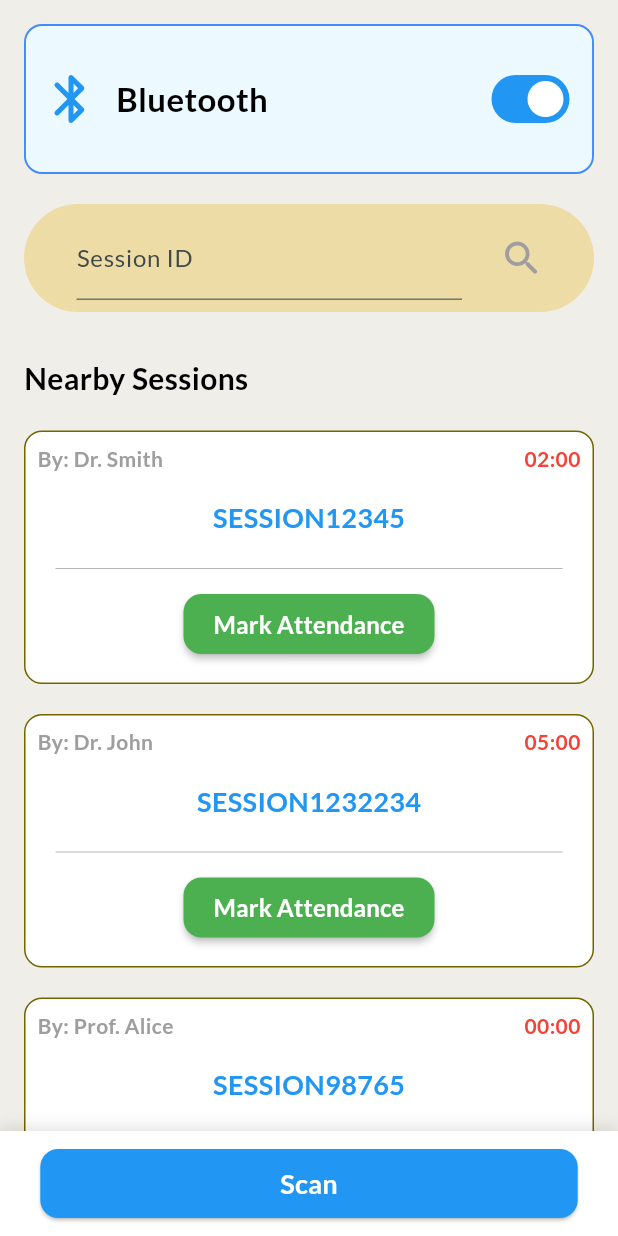
After one commit to Shunya-karan/smart-attendance-bluetooth, a Flutter app: the StudentScan screen opened directly, after a tap on the "search" icon, on a phone screen of 412 x 824 dp. The commit adds this screen. Run offline on Flutter 3.47's test engine with Material 3 defaults, Android fonts, the phone set to English and light mode, and no system bars; our stand-ins replace fl_chart, flutter_blue_plus, google_fonts, percent_indicator, permission_handler, shared_preferences; missing offline and left inert: app_settings; accounts and stored records are empty.

Commit message:
scan in progress

```diff
--- a/lib/student/student_home.dart
+++ b/lib/student/student_home.dart
@@ -6,6 +6,7 @@ import 'package:shared_preferences/shared_preferences.dart';
 import 'package:smart_attendance_bluetooth/student/student_profile.dart';
 import 'package:fl_chart/fl_chart.dart';
 import 'package:percent_indicator/percent_indicator.dart';
+import 'package:smart_attendance_bluetooth/student/student_scan.dart';
 import 'student_info.dart';
 import 'student_profile.dart';
 
@@ -45,39 +46,9 @@ class _StudentHomeState extends State<StudentHome> {
       setState(() {
         isBtOn = btOn;
       });
-
-      if (!btOn && !dialogShown) {
-        dialogShown = true;
-        _showBtDialog();
-      }
-
-      if (btOn) {
-        dialogShown = false;
-        if (Navigator.canPop(context)) {
-          Navigator.pop(context);
-        }
-      }
     });
   }
 
-  void _showBtDialog() {
-    showDialog(
-      context: context,
-      barrierDismissible: false,
-      builder: (_) => AlertDialog(
-        title: const Text("Bluetooth Required"),
-        content: const Text("Please turn ON Bluetooth to continue attendance."),
-        actions: [
-          TextButton(
-            onPressed: () {
-              AppSettings.openAppSettings(type: AppSettingsType.bluetooth);
-            },
-            child: const Text("Turn On"),
-          ),
-        ],
-      ),
-    );
-  }
 
   Future<void> _checkStudentInfo() async {
     final prefs = await SharedPreferences.getInstance();
@@ -99,9 +70,10 @@ class _StudentHomeState extends State<StudentHome> {
     }
   }
 
-  Widget buildChart(int perc, String title){
+  Widget buildChart(int perc, String title) {
     return Container(
-      height: 120, width: 100,
+      height: 120,
+      width: 100,
       color: Colors.transparent,
       child: Column(
         mainAxisAlignment: MainAxisAlignment.center,
@@ -109,14 +81,19 @@ class _StudentHomeState extends State<StudentHome> {
           CircularPercentIndicator(
             radius: 40,
             lineWidth: 10,
-              percent: perc/100,
+            percent: perc / 100,
             center: Text("$perc %"),
-              progressColor: perc >= 80 && perc <= 100? Colors.green : perc >= 75 && perc < 80 ? Colors.orange : Colors.red,
+            progressColor: perc >= 80 && perc <= 100
+                ? Colors.green
+                : perc >= 75 && perc < 80
+                ? Colors.orange
+                : Colors.red,
             backgroundColor: Colors.grey.shade300,
             circularStrokeCap: CircularStrokeCap.round,
           ),
           SizedBox(height: 5),
-                            Text(title,
+          Text(
+            title,
             style: TextStyle(
               fontSize: 16,
               fontWeight: FontWeight.bold,
@@ -128,26 +105,23 @@ class _StudentHomeState extends State<StudentHome> {
     );
   }
 
-  Widget buildListTile(String subject, String time, bool present){
+  Widget buildListTile(String subject, String time, bool present) {
     return ListTile(
-      leading: Icon(present ? Icons.check_rounded :  Icons.close_rounded,
+      leading: Icon(
+        present ? Icons.check_rounded : Icons.close_rounded,
         size: 30,
         color: present ? Colors.green : Colors.red,
         weight: 2000,
       ),
-      title: Text(subject,
+      title: Text(
+        subject,
         style: TextStyle(
           fontSize: 20,
           fontWeight: FontWeight.bold,
           color: Colors.black,
         ),
       ),
-      subtitle: Text(time,
-        style: TextStyle(
-          fontSize: 16,
-          color: Colors.grey,
-        ),
-      ),
+      subtitle: Text(time, style: TextStyle(fontSize: 16, color: Colors.grey)),
     );
   }
 
@@ -168,7 +142,9 @@ class _StudentHomeState extends State<StudentHome> {
                       mainAxisAlignment: MainAxisAlignment.start,
                       crossAxisAlignment: CrossAxisAlignment.start,
                       children: [
-                        Container(height: 35, width: 280,
+                        Container(
+                          height: 35,
+                          width: 280,
                           child: Text(
                             name.toUpperCase(),
                             style: TextStyle(
@@ -178,35 +154,84 @@ class _StudentHomeState extends State<StudentHome> {
                             ),
                           ),
                         ),
-                        Container(height: 20, width: 280,
+                        Container(
+                          height: 20,
+                          width: 280,
                           child: Text(
                             seatNumber,
                             style: TextStyle(
-                            fontSize: 15 ,
+                              fontSize: 15,
                               fontWeight: FontWeight.bold,
                               color: Colors.grey,
                             ),
                           ),
-                        )
-
+                        ),
                       ],
                     ),
                     IconButton(
                       onPressed: () {
                         Navigator.push(
                           context,
-                          MaterialPageRoute(builder: (context) => StudentProfile()));
+                          MaterialPageRoute(
+                            builder: (context) => StudentProfile(),
+                          ),
+                        );
                       },
                       icon: Icon(
                         Icons.person_rounded,
                         size: 80,
                         color: Theme.of(context).colorScheme.primary,
-                      )
+                      ),
                     ),
                   ],
                 ),
                 const SizedBox(height: 20),
-                Container(height: 100, width: 400,
+                Container(
+                  height: 100,
+                  width: 400,
+                  decoration: BoxDecoration(
+                    border: Border.all(color: isBtOn? Colors.blueAccent : Colors.redAccent, width: 1.3),
+                    borderRadius: BorderRadius.circular(12),
+                    color: const Color.fromARGB(255, 236, 250, 255),
+                  ),
+                  child: Row(
+                    mainAxisAlignment: MainAxisAlignment.start,
+                    children: [
+                      SizedBox(width: 10),
+                      Icon(
+                        isBtOn
+                            ? Icons.bluetooth_rounded
+                            : Icons.bluetooth_disabled_rounded,
+                        size: 40,
+                        color: isBtOn ? Colors.blue : Colors.red,
+                      ),
+                      SizedBox(width: 10),
+                      Text(
+                        "Bluetooth",
+                        style: TextStyle(
+                          fontSize: 22,
+                          fontWeight: FontWeight.bold,
+                          color: Colors.black,
+                        ),
+                      ),
+                      SizedBox(width: 145),
+                      Switch(
+                        value: isBtOn,
+                        onChanged: (bool value) {
+                          AppSettings.openAppSettings(
+                            type: AppSettingsType.bluetooth,
+                          );
+                        },
+                      ),
+                      SizedBox(width: 10),
+                    ],
+                  ),
+                ),
+                SizedBox(height: 20),
+
+                Container(
+                  height: 100,
+                  width: 400,
                   decoration: BoxDecoration(
                     border: Border.all(color: Colors.blueAccent, width: 1.3),
                     borderRadius: BorderRadius.circular(12),
@@ -215,46 +240,15 @@ class _StudentHomeState extends State<StudentHome> {
                   child: Row(
                     mainAxisAlignment: MainAxisAlignment.start,
                     children: [
-                    SizedBox(width: 10,),
-                    Icon(isBtOn ? Icons.bluetooth_rounded : Icons.bluetooth_disabled_rounded,
-                      size: 40,
-                      color: isBtOn ? Colors.blue : Colors.red,
-                    ),
                       SizedBox(width: 10),
-                    Text("Bluetooth",
-                      style: TextStyle(
-                        fontSize: 22,
-                        fontWeight: FontWeight.bold,
-                        color: Colors.black,
-                      ),
-                    ),
-                    SizedBox(width: 145),
-                    Switch(value: isBtOn, onChanged: (bool value) {
-                      AppSettings.openAppSettings(type: AppSettingsType.bluetooth);
-                    }),
-                    SizedBox(width: 10,),
-                  ],
-                ),
-                ),
-                SizedBox(height: 20),
-
-                Container(height: 100, width: 400,
-                decoration: BoxDecoration(
-                  border: Border.all(color: Colors.blueAccent, width: 1.3),
-                  borderRadius: BorderRadius.circular(12),
-                  color: const Color.fromARGB(255, 236, 250, 255),
-
-                ),
-                child: Row(
-                  mainAxisAlignment: MainAxisAlignment.start,
-                  children: [
-                    SizedBox(width: 10,),
-                    Icon(Icons.class_rounded,
+                      Icon(
+                        Icons.class_rounded,
                         size: 40,
                         color: const Color.fromARGB(255, 208, 195, 82),
                       ),
                       SizedBox(width: 10),
-                    Text("Scan Session",
+                      Text(
+                        "Scan Session",
                         style: TextStyle(
                           fontSize: 22,
                           fontWeight: FontWeight.bold,
@@ -262,14 +256,21 @@ class _StudentHomeState extends State<StudentHome> {
                         ),
                       ),
                       SizedBox(width: 100),
-                    ElevatedButton(onPressed: () {},
-                     child: Text("Scan"),),
-                    SizedBox(width: 10,),
+                      ElevatedButton(onPressed: () {
+                        Navigator.push(
+                          context,
+                          MaterialPageRoute(builder: (context) => StudentScan())
+                          );
+                      },
+                      child: Text("Scan")),
+                      SizedBox(width: 10),
                     ],
                   ),
                 ),
                 SizedBox(height: 20),
-                Container(height: 370, width: 400,
+                Container(
+                  height: 370,
+                  width: 400,
                   decoration: BoxDecoration(
                     border: Border.all(color: Colors.blueAccent, width: 1.3),
                     borderRadius: BorderRadius.circular(12),
@@ -281,13 +282,11 @@ class _StudentHomeState extends State<StudentHome> {
                       Row(
                         mainAxisAlignment: MainAxisAlignment.start,
                         children: [
-                        SizedBox(width: 15,),
-                        Icon(Icons.fact_check,
-                          size: 20,
-                          color: Colors.green,
-                        ),
+                          SizedBox(width: 15),
+                          Icon(Icons.fact_check, size: 20, color: Colors.green),
                           SizedBox(width: 10),
-                        Text("Attendance",
+                          Text(
+                            "Attendance",
                             style: TextStyle(
                               fontSize: 18,
                               fontWeight: FontWeight.bold,
@@ -295,11 +294,14 @@ class _StudentHomeState extends State<StudentHome> {
                             ),
                           ),
                           SizedBox(width: 155),
-                        TextButton(onPressed: () {},
-                         child: Text("View All", style: TextStyle(
-                          color: Colors.blue,
-                         ),),)
-                      ]
+                          TextButton(
+                            onPressed: () {},
+                            child: Text(
+                              "View All",
+                              style: TextStyle(color: Colors.blue),
+                            ),
+                          ),
+                        ],
                       ),
                       SizedBox(height: 10),
                       Row(
@@ -310,7 +312,7 @@ class _StudentHomeState extends State<StudentHome> {
                           buildChart(100, "Month"),
                           SizedBox(width: 20),
                           buildChart(50, "Week"),
-                          ]
+                        ],
                       ),
                       SizedBox(width: 20),
                       Divider(
@@ -326,26 +328,26 @@ class _StudentHomeState extends State<StudentHome> {
                           Column(
                             children: [
                               Text("Max"),
-                                SizedBox(height: 7,),
-                                buildChart(100, "Maths")
+                              SizedBox(height: 7),
+                              buildChart(100, "Maths"),
                             ],
                           ),
                           SizedBox(width: 40),
                           Column(
                             children: [
                               Text("Min"),
-                                SizedBox(height: 7,),
-                                buildChart(53, "IoT")
+                              SizedBox(height: 7),
+                              buildChart(53, "IoT"),
                             ],
                           ),
-                          ]
+                        ],
                       ),
                     ],
-
                   ),
                 ),
                 SizedBox(height: 20),
-                Container(width: 400,
+                Container(
+                  width: 400,
                   decoration: BoxDecoration(
                     border: Border.all(color: Colors.blueAccent, width: 1.3),
                     borderRadius: BorderRadius.circular(12),
@@ -355,30 +357,37 @@ class _StudentHomeState extends State<StudentHome> {
                     mainAxisAlignment: MainAxisAlignment.start,
                     children: [
                       SizedBox(height: 10),
-                    Row(children: [
-                      SizedBox(width: 15,),
-                        Icon(Icons.today_rounded,
+                      Row(
+                        children: [
+                          SizedBox(width: 15),
+                          Icon(
+                            Icons.today_rounded,
                             size: 24,
                             color: const Color.fromARGB(255, 203, 124, 183),
                           ),
                           SizedBox(width: 10),
-                        Text("Today's Attendance",
+                          Text(
+                            "Today's Attendance",
                             style: TextStyle(
                               fontSize: 18,
                               fontWeight: FontWeight.bold,
                               color: Colors.black,
                             ),
                           ),
-                    ],),
+                        ],
+                      ),
                       SizedBox(height: 20),
                       buildListTile("Mathematics", "9:00 AM - 10:00 AM", true),
                       buildListTile("IoT", "10:15 AM - 11:15 AM", false),
-                    buildListTile("Data Structures", "11:30 AM - 12:30 PM", true),
+                      buildListTile(
+                        "Data Structures",
+                        "11:30 AM - 12:30 PM",
+                        true,
+                      ),
                       SizedBox(height: 20),
-
-                  ]
+                    ],
                   ),
-                )
+                ),
               ],
             ),
           ),
@@ -400,7 +409,6 @@ class _StudentHomeState extends State<StudentHome> {
                 ),
               ),
               Text("Home", style: Theme.of(context).textTheme.titleSmall),
-
             ],
           ),
           Column(
@@ -411,7 +419,8 @@ class _StudentHomeState extends State<StudentHome> {
                 onPressed: () {
                   Navigator.push(
                     context,
-                          MaterialPageRoute(builder: (context) => StudentProfile()));
+                    MaterialPageRoute(builder: (context) => StudentProfile()),
+                  );
                 },
                 icon: Icon(
                   Icons.person_outlined,
--- /dev/null
+++ b/lib/student/student_scan.dart
@@ -0,0 +1,303 @@
+import 'package:flutter/material.dart';
+import 'package:app_settings/app_settings.dart';
+import 'package:flutter_blue_plus/flutter_blue_plus.dart';
+import 'package:permission_handler/permission_handler.dart';
+import 'dart:async';
+
+
+class StudentScan extends StatefulWidget {
+  const StudentScan({super.key});
+
+  @override
+  State<StudentScan> createState() => _StudentScanState();
+}
+
+class _StudentScanState extends State<StudentScan> {
+  bool isBtOn = false;
+  bool dialogShown = false;
+  Timer? _timer;
+  int remainingSeconds = 0;
+
+  @override
+  void initState() {
+    super.initState();
+    initBluetooth();
+  }
+
+  Future<void> initBluetooth() async {
+    await [
+      Permission.bluetooth,
+      Permission.bluetoothConnect,
+      Permission.bluetoothScan,
+      Permission.location,
+    ].request();
+
+    FlutterBluePlus.adapterState.listen((state) {
+      if (!mounted) return;
+
+      final btOn = state == BluetoothAdapterState.on;
+
+      setState(() {
+        isBtOn = btOn;
+      });
+
+      if (!btOn && !dialogShown) {
+        dialogShown = true;
+        _showBtDialog();
+      }
+
+      if (btOn) {
+        if (dialogShown) {
+  Navigator.of(context, rootNavigator: true).pop();
+  dialogShown = false;
+}
+
+      }
+    });
+  }
+
+  void _showBtDialog() {
+  showDialog(
+    context: context,
+    barrierDismissible: false,
+    builder: (dialogContext) {
+      return AlertDialog(
+        title: const Text("Bluetooth Required"),
+        content: const Text("Please turn ON Bluetooth to continue attendance."),
+        actions: [
+          TextButton(
+            onPressed: () {
+              AppSettings.openAppSettings(
+                type: AppSettingsType.bluetooth,
+              );
+            },
+            child: const Text("Turn On"),
+          ),
+        ],
+      );
+    },
+  );
+}
+
+  void startTimer(int remainingSeconds) {
+  _timer?.cancel();
+
+  _timer = Timer.periodic(
+    const Duration(seconds: 1),
+    (timer) {
+      if (remainingSeconds == 0) {
+        timer.cancel();
+      } else {
+        setState(() {
+          remainingSeconds--;
+        });
+      }
+    },
+  );
+}
+
+  String formatTime(int seconds) {
+  final minutes = seconds ~/ 60;
+  final secs = seconds % 60;
+  return "${minutes.toString().padLeft(2, '0')}:${secs.toString().padLeft(2, '0')}";
+}
+
+
+
+  Widget buildSession(String sessionID, String owner, int remainingSeconds) {
+    if (remainingSeconds > 0) {
+      startTimer(remainingSeconds);
+    } else {
+      _timer?.cancel();
+    }
+    return Container(
+      width: 400,
+      decoration: BoxDecoration(
+        border: Border.all(color: const Color.fromARGB(255, 116, 99, 0), width: 1.0),
+        borderRadius: BorderRadius.circular(12),
+        color: Colors.white,
+      ),
+      child: Column(
+        mainAxisAlignment: MainAxisAlignment.center,
+        crossAxisAlignment: CrossAxisAlignment.center,
+        children: [
+          Row(
+            mainAxisAlignment: MainAxisAlignment.spaceBetween,
+            children: [
+          Container(
+            padding: EdgeInsets.all(8),
+            child: Text("By: $owner", style: TextStyle(fontSize: 14, fontWeight: FontWeight.bold, color: Colors.grey),),
+          ),
+
+          Container(
+            padding: EdgeInsets.all(8),
+            child:
+          Text(formatTime(remainingSeconds),
+          style: TextStyle(
+              fontSize: 14,
+              fontWeight: FontWeight.bold,
+              color: Colors.red
+            ), ),)
+            ]
+          ),
+          Container(
+            padding: EdgeInsets.all(8),
+            child: Text(sessionID, style: TextStyle(fontSize: 18, fontWeight: FontWeight.bold, color: Theme.of(context).colorScheme.primary),),
+          ),
+          SizedBox(height: 5),
+          Divider(
+            color: Colors.grey,
+            thickness: 0.5,
+            indent: 20,
+            endIndent: 20,
+          ),
+          SizedBox(height: 5),
+          ElevatedButton(onPressed: () {},
+           style: ElevatedButton.styleFrom(
+            backgroundColor: Theme.of(context).colorScheme.secondary,
+            padding: EdgeInsets.symmetric(vertical: 8, horizontal: 20),
+            shape: RoundedRectangleBorder(
+              borderRadius: BorderRadius.circular(12),
+            ),
+            elevation: 2,
+           ),
+           child: Text("Mark Attendance",
+            style: TextStyle(
+              fontSize: 16,
+              fontWeight: FontWeight.bold,
+              color: Colors.white
+            ),
+           )
+           ),
+           SizedBox(height: 15),
+
+
+        ],
+      ),
+    );
+  }
+
+  @override
+  Widget build(BuildContext context) {
+    return Scaffold(
+      backgroundColor: const Color.fromARGB(255, 240, 238, 232),
+      body: SafeArea(
+        child: Center(
+          child: SingleChildScrollView(
+            padding: const EdgeInsets.all(16.0),
+          child: Column(
+            mainAxisAlignment: MainAxisAlignment.start,
+            crossAxisAlignment: CrossAxisAlignment.start,
+            children: [
+              Container(
+                  height: 100,
+                  width: 400,
+                  decoration: BoxDecoration(
+                    border: Border.all(color: isBtOn? Colors.blueAccent : Colors.redAccent, width: 1.3),
+                    borderRadius: BorderRadius.circular(12),
+                    color: const Color.fromARGB(255, 236, 250, 255),
+                  ),
+                  child: Row(
+                    mainAxisAlignment: MainAxisAlignment.start,
+                    children: [
+                      SizedBox(width: 10),
+                      Icon(
+                        isBtOn
+                            ? Icons.bluetooth_rounded
+                            : Icons.bluetooth_disabled_rounded,
+                        size: 40,
+                        color: isBtOn ? Colors.blue : Colors.red,
+                      ),
+                      SizedBox(width: 10),
+                      Text(
+                        "Bluetooth",
+                        style: TextStyle(
+                          fontSize: 22,
+                          fontWeight: FontWeight.bold,
+                          color: Colors.black,
+                        ),
+                      ),
+                      SizedBox(width: 145),
+                      Switch(
+                        value: isBtOn,
+                        onChanged: (bool value) {
+                          AppSettings.openAppSettings(
+                            type: AppSettingsType.bluetooth,
+                          );
+                        },
+                      ),
+                      SizedBox(width: 10),
+                    ],
+                  ),
+                ),
+              SizedBox(height: 20),
+              ListTile(
+                title: TextField(
+                  decoration: InputDecoration(
+                    labelText: "Session ID",
+                    hintText: "Enter Session ID",
+                  ),
+                ),
+                minLeadingWidth: 0,
+                leading: SizedBox(width: 3),
+                trailing: IconButton(onPressed: () {},
+                 icon: Icon(Icons.search_rounded, color: Colors.grey, size: 30,)),
+                 tileColor: const Color.fromARGB(255, 238, 220, 167),
+                 shape: RoundedRectangleBorder(
+                  borderRadius: BorderRadius.circular(50)
+                 ),
+              ),
+              SizedBox(height: 30),
+              Text("Nearby Sessions",
+              style: TextStyle(
+                fontSize: 20,
+                fontWeight: FontWeight.bold,
+                color: Colors.black
+              ),
+              ),
+              SizedBox(height: 20),
+              buildSession("SESSION12345", "Dr. Smith", 120),
+              SizedBox(height: 20,),
+              buildSession("SESSION1232234", "Dr. John", 300),
+              SizedBox(height: 20,),
+              buildSession("SESSION98765", "Prof. Alice", 0),
+              SizedBox(height: 50),
+            ],
+          ),
+          )
+        )
+        ),
+        bottomNavigationBar: Container(
+  height: 70,
+  padding: const EdgeInsets.all(12),
+  decoration: BoxDecoration(
+    color: Colors.white,
+    boxShadow: [
+      BoxShadow(
+        color: Colors.black12,
+        blurRadius: 8,
+        offset: Offset(0, -2),
+      ),
+    ],
+  ),
+  child: Center(
+    child: ElevatedButton(
+      onPressed: isBtOn ? () {} : null,
+      style: ElevatedButton.styleFrom(
+        padding: const EdgeInsets.symmetric(vertical: 10, horizontal: 160),
+        backgroundColor: isBtOn ? Colors.blue : Colors.grey,
+        shape: RoundedRectangleBorder(
+          borderRadius: BorderRadius.circular(12),
+        ),
+      ),
+      child: Text(
+        "Scan",
+        style: TextStyle(fontSize: 18, fontWeight: FontWeight.bold, color: Colors.white),
+      ),
+    ),
+  ),
+),
+
+    );
+  }
+}
```
Lines whose indentation alone changed are shown as unchanged.
